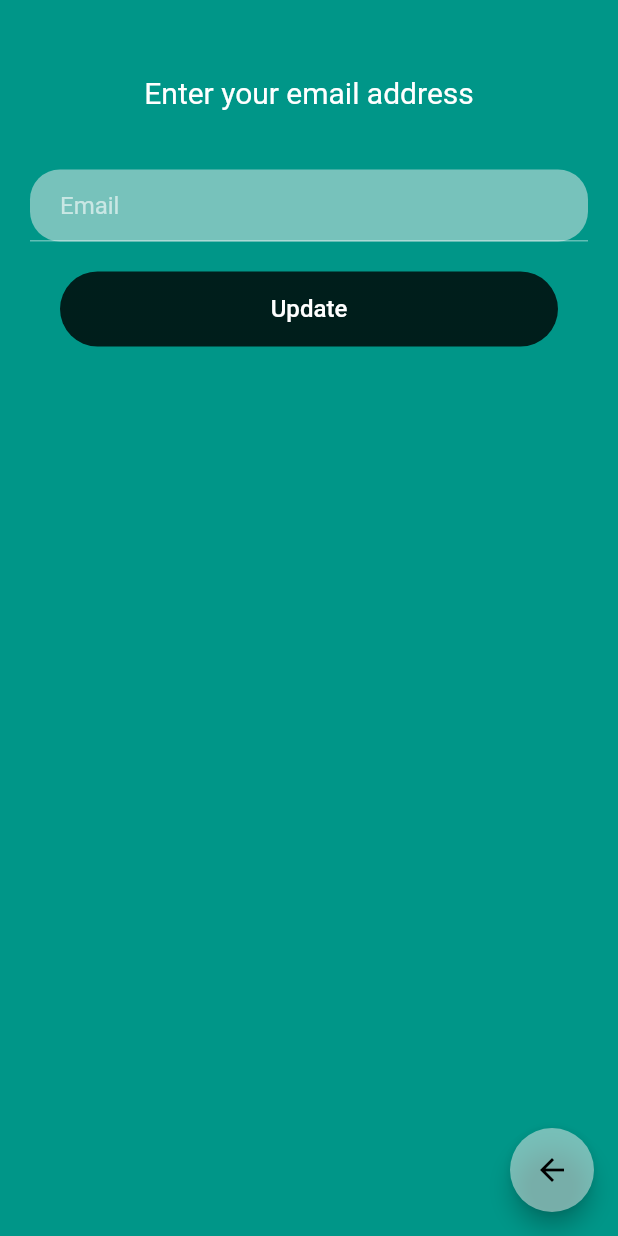
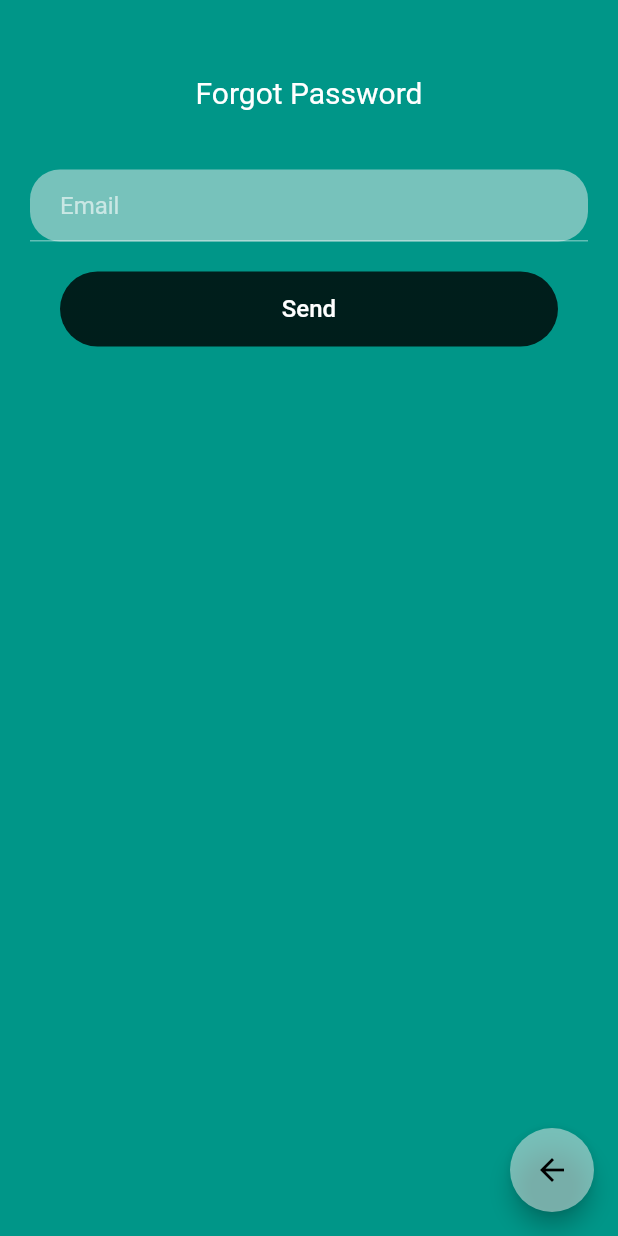
Before and after one commit to Thinkit-lab/sportify, a Flutter app: the ForgetPassword screen opened directly, on a phone screen of 412 x 824 dp. Run offline on Flutter 3.47's test engine with Material 2 defaults, Android fonts, the phone set to English and light mode, and no system bars; our stand-ins replace cloud_firestore, date_time_picker, firebase_auth, firebase_core, flutter_secure_storage, get and 4 more; accounts and stored records are empty.

```diff
--- a/lib/screens/forget_password.dart
+++ b/lib/screens/forget_password.dart
@@ -1,7 +1,8 @@
-// ignore_for_file: depend_on_referenced_packages, library_private_types_in_public_api
+// ignore_for_file: depend_on_referenced_packages, library_private_types_in_public_api, use_build_context_synchronously
 
 import 'package:flutter/material.dart';
 import 'package:get/get.dart';
+import 'package:sportify/screens/login.dart';
 import 'package:sportify/service/auth.dart';
 
 class ForgetPassword extends StatefulWidget {
@@ -49,7 +50,7 @@ class _ForgetPasswordState extends State<ForgetPassword> {
                   child: Column(
                     children: <Widget>[
                       const Text(
-                        'Enter your email address',
+                        'Forgot Password',
                         style: TextStyle(fontSize: 20.0),
                       ),
                       const SizedBox(height: 40.0),
@@ -74,10 +75,19 @@ class _ForgetPasswordState extends State<ForgetPassword> {
                         child: InkWell(
                           borderRadius: BorderRadius.circular(30.0),
                           onTap: () async {
+                            const CircularProgressIndicator();
+
                             if (_formKey.currentState!.validate()) {
                               await authService.resetPassword(
                                   email: _email.text.trim());
                             }
+
+                            ScaffoldMessenger.of(context).showSnackBar(
+                              const SnackBar(
+                                content: Text('A password reset link was sent to your email'),
+                              ),
+                            );
+                            Get.off(()=> const Login());
                           },
                           child: Container(
                             height: 50.0,
@@ -97,7 +107,7 @@ class _ForgetPasswordState extends State<ForgetPassword> {
                               ),
                             ),
                             child: const Text(
-                              'Update',
+                              'Send',
                               style: TextStyle(
                                 color: Colors.white,
                                 fontSize: 16.0,
```
Also changed, not shown: lib/screens/edit_profile.dart (+16 -0 lines).
